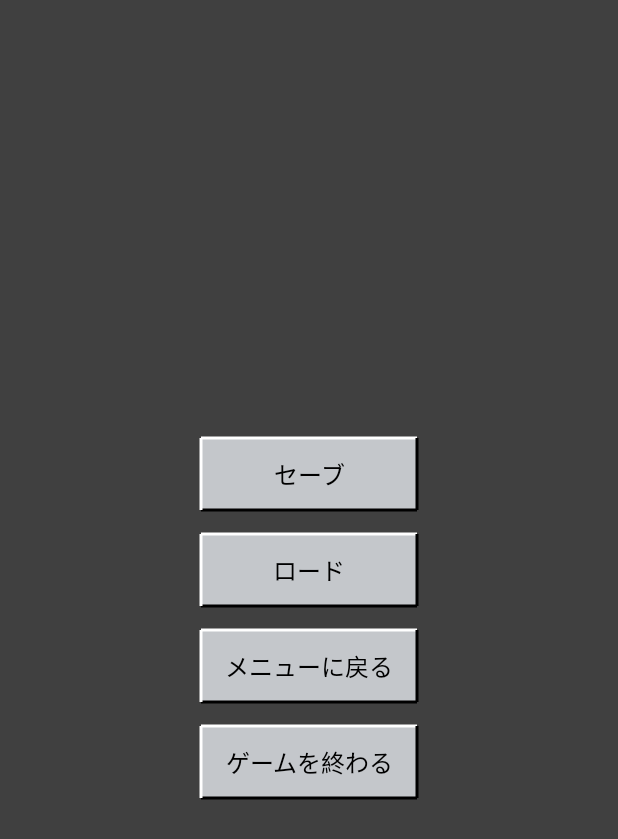
After one commit to AkatsukiRika/Monologue, an Android app built with Jetpack Compose: the composable GameSettingsScreen shown on its own in the app's theme, on a phone screen of 412 x 824 dp. The commit adds this screen. Shown: the top 839 px of the screen. Run offline under Robolectric (Android 15) with nearby library versions, the light colour scheme and no system bars; 2 statements that could not run were skipped.

```diff
--- a/composeApp/src/commonMain/kotlin/global/strings/BaseStrings.kt
+++ b/composeApp/src/commonMain/kotlin/global/strings/BaseStrings.kt
@@ -12,4 +12,12 @@ interface BaseStrings {
     val settings: String
 
     val exitGame: String
+
+    val save: String
+
+    val load: String
+
+    val backToMenu: String
+
+    val endGame: String
 }
--- a/composeApp/src/commonMain/kotlin/global/strings/StringsJP.kt
+++ b/composeApp/src/commonMain/kotlin/global/strings/StringsJP.kt
@@ -13,4 +13,12 @@ class StringsJP : BaseStrings {
         get() = "環境設定"
     override val exitGame: String
         get() = "ゲーム終了"
+    override val save: String
+        get() = "セーブ"
+    override val load: String
+        get() = "ロード"
+    override val backToMenu: String
+        get() = "メニューに戻る"
+    override val endGame: String
+        get() = "ゲームを終わる"
 }
--- /dev/null
+++ b/composeApp/src/commonMain/kotlin/ui/screen/GameSettingsScreen.kt
@@ -0,0 +1,114 @@
+package ui.screen
+
+import androidx.compose.foundation.background
+import androidx.compose.foundation.clickable
+import androidx.compose.foundation.interaction.MutableInteractionSource
+import androidx.compose.foundation.layout.Box
+import androidx.compose.foundation.layout.Column
+import androidx.compose.foundation.layout.Spacer
+import androidx.compose.foundation.layout.fillMaxSize
+import androidx.compose.foundation.layout.fillMaxWidth
+import androidx.compose.foundation.layout.height
+import androidx.compose.foundation.layout.width
+import androidx.compose.runtime.Composable
+import androidx.compose.runtime.remember
+import androidx.compose.ui.Alignment
+import androidx.compose.ui.Modifier
+import androidx.compose.ui.graphics.Color
+import androidx.compose.ui.text.style.TextAlign
+import androidx.compose.ui.unit.dp
+import global.Global
+import ui.common.AppColors
+import ui.common.CommonButton
+import ui.common.PixelText
+
+@Composable
+fun GameSettingsScreen(onBackToMenu: () -> Unit, onEnd: () -> Unit) {
+    Box(
+        modifier = Modifier
+            .fillMaxSize()
+            .background(Color.Black.copy(alpha = 0.75f))
+            .clickable(interactionSource = remember { MutableInteractionSource() }, indication = null) {}
+    ) {
+        MainColumn(
+            modifier = Modifier.align(Alignment.Center),
+            onBackToMenu = onBackToMenu,
+            onEnd = onEnd
+        )
+    }
+}
+
+@Composable
+private fun MainColumn(
+    modifier: Modifier = Modifier,
+    onBackToMenu: () -> Unit,
+    onEnd: () -> Unit
+) {
+    Column(modifier = modifier) {
+        CommonButton(
+            onClick = {},
+            modifier = Modifier
+                .width(144.dp)
+                .height(48.dp)
+                .background(AppColors.Color_C4C7CB),
+            strokeWidth = 2.dp
+        ) {
+            PixelText(
+                text = Global.Strings.save,
+                modifier = Modifier.fillMaxWidth(),
+                textAlign = TextAlign.Center
+            )
+        }
+
+        Spacer(modifier = Modifier.height(16.dp))
+
+        CommonButton(
+            onClick = {},
+            modifier = Modifier
+                .width(144.dp)
+                .height(48.dp)
+                .background(AppColors.Color_C4C7CB),
+            strokeWidth = 2.dp
+        ) {
+            PixelText(
+                text = Global.Strings.load,
+                modifier = Modifier.fillMaxWidth(),
+                textAlign = TextAlign.Center
+            )
+        }
+
+        Spacer(modifier = Modifier.height(16.dp))
+
+        CommonButton(
+            onClick = onBackToMenu,
+            modifier = Modifier
+                .width(144.dp)
+                .height(48.dp)
+                .background(AppColors.Color_C4C7CB),
+            strokeWidth = 2.dp
+        ) {
+            PixelText(
+                text = Global.Strings.backToMenu,
+                modifier = Modifier.fillMaxWidth(),
+                textAlign = TextAlign.Center
+            )
+        }
+
+        Spacer(modifier = Modifier.height(16.dp))
+
+        CommonButton(
+            onClick = onEnd,
+            modifier = Modifier
+                .width(144.dp)
+                .height(48.dp)
+                .background(AppColors.Color_C4C7CB),
+            strokeWidth = 2.dp
+        ) {
+            PixelText(
+                text = Global.Strings.endGame,
+                modifier = Modifier.fillMaxWidth(),
+                textAlign = TextAlign.Center
+            )
+        }
+    }
+}
```
Also changed, not shown: composeApp/src/commonMain/kotlin/ui/common/GameWidgets.kt (added, +105 -0 lines), composeApp/src/commonMain/kotlin/ui/scene/GameScene.kt (+46 -1 lines), composeApp/src/commonMain/kotlin/ui/vm/GameViewModel.kt (+4 -23 lines).
